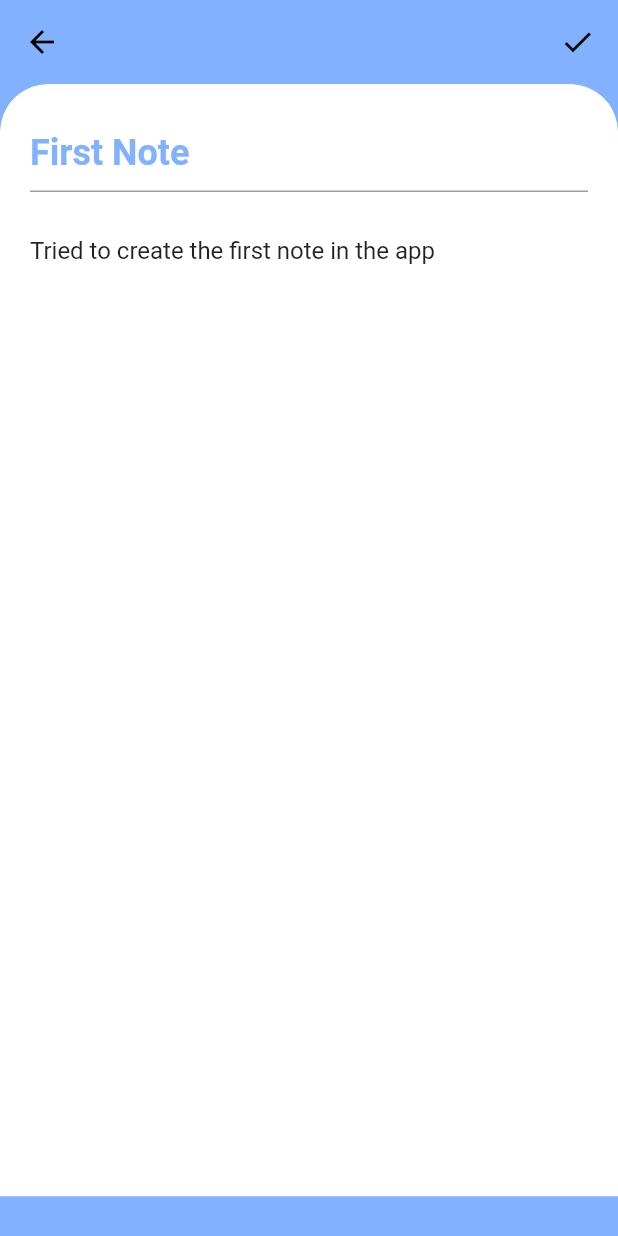
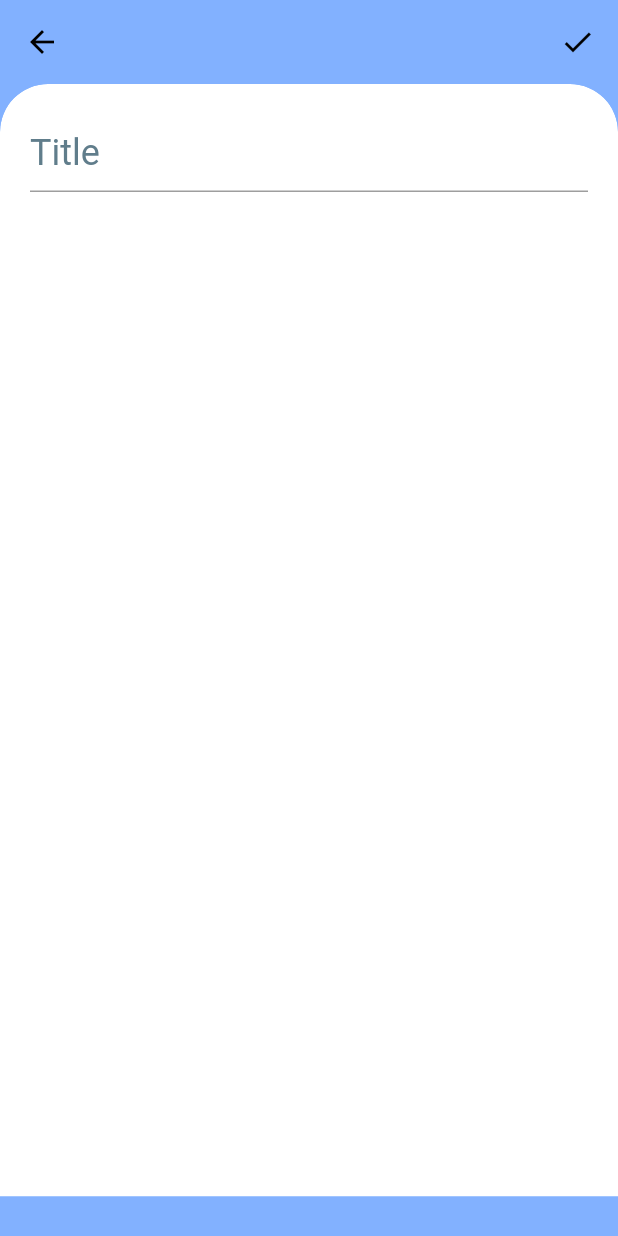
Before and after one commit to amitsindoliya/copyio, a Flutter app: the screen it shows after launch, after a tap on "First Note", on a phone screen of 412 x 824 dp. Run offline on Flutter 3.47's test engine with Material 2 defaults, Android fonts, the phone set to English and light mode, and no system bars.

Commit message:
adding new notes work --without provider

```diff
--- a/copyio/lib/dummy_data.dart
+++ b/copyio/lib/dummy_data.dart
@@ -1,7 +1,7 @@
 import 'package:flutter/material.dart';
 import './models/notes.dart';
 
-final notes = [
+List<Notes> notes = [
   Notes(
       id: '10',
       title: 'First Note',
@@ -9,7 +9,8 @@ final notes = [
   Notes(
       id: '11',
       title: 'First Note123',
-      body: 'Tried to create the first note in the app ddddddd Tried to create the first note in the app ddddddd Tried to create the first note in the app dddddddTried to create the first note in the app dddddddTried to create the first note in the app dddddddTried to create the first note in the app dddddddTried to create the first note in the app dddddddTried to create the first note in the app dddddddTried to create the first note in the app dddddddTried to create the first note in the app dddddddTried to create the first note in the app dddddddTried to create the first note in the app dddddddTried to create the first note in the app dddddddTried to create the first note in the app dddddddTried to create the first note in the app dddddddTried to create the first note in the app dddddddTried to create the first note in the app ddddddd'),
+      body:
+          'Tried to create the first note in the app ddddddd Tried to create the first note in the app ddddddd Tried to create the first note in the app dddddddTried to create the first note in the app dddddddTried to create the first note in the app dddddddTried to create the first note in the app dddddddTried to create the first note in the app dddddddTried to create the first note in the app dddddddTried to create the first note in the app dddddddTried to create the first note in the app dddddddTried to create the first note in the app dddddddTried to create the first note in the app dddddddTried to create the first note in the app dddddddTried to create the first note in the app dddddddTried to create the first note in the app dddddddTried to create the first note in the app dddddddTried to create the first note in the app ddddddd'),
   Notes(
       id: '12',
       title: 'First Note789',
--- a/copyio/lib/notes_detail.dart
+++ b/copyio/lib/notes_detail.dart
@@ -1,3 +1,5 @@
+import 'package:copyio/dummy_data.dart';
+import 'package:copyio/models/notes.dart';
 import 'package:flutter/material.dart';
 
 class NotesDetail extends StatefulWidget {
@@ -13,22 +15,38 @@ class NotesDetail extends StatefulWidget {
 }
 
 class _NotesDetailState extends State<NotesDetail> {
+  final _fkey = GlobalKey<FormState>();
+  var _sampleNote = Notes(
+    id: '',
+    title: '',
+    body: '',
+  );
+  void _saveForm() {
+    _fkey.currentState.save();
+    notes.add(_sampleNote);
+    Navigator.of(context).pop();
+  }
+
   @override
   Widget build(BuildContext context) {
-    TextEditingController _titlecontroller;
-    TextEditingController _bodyController;
-    _titlecontroller = new TextEditingController();
-    _bodyController = new TextEditingController();
-    _titlecontroller.text = widget.title;
-    _bodyController.text = widget.body;
+    // TextEditingController _titlecontroller;
+    // TextEditingController _bodyController;
+    // _titlecontroller = new TextEditingController();
+    // _bodyController = new TextEditingController();
+    // _titlecontroller.text = widget.title;
+    // _bodyController.text = widget.body;
 
+    // Key k1 = GlobalKey();
     return Scaffold(
       appBar: AppBar(
         elevation: 0.0,
         actions: [
-          Padding(
+          InkWell(
+            onTap: _saveForm,
+            child: Padding(
               padding: EdgeInsets.only(right: 15.0),
               child: Icon(Icons.check),
+            ),
           ),
         ],
       ),
@@ -55,12 +73,15 @@ class _NotesDetailState extends State<NotesDetail> {
                         topRight: Radius.circular(32.0),
                       ),
                     ),
+                    child: Form(
+                      key: _fkey,
                       child: Column(
                         crossAxisAlignment: CrossAxisAlignment.start,
                         children: [
-                        TextField(
-                          controller: _titlecontroller,
+                          TextFormField(
+                            // controller: _titlecontroller,
                             // title,
+                            // key: k1,
                             style: TextStyle(
                               color: Theme.of(context).primaryColor,
                               fontSize: 24.0,
@@ -72,17 +93,25 @@ class _NotesDetailState extends State<NotesDetail> {
                               hintStyle: TextStyle(
                                 fontWeight: FontWeight.normal,
                                 color: Colors.blueGrey,
-                              )),
+                              ),
+                            ),
+                            onSaved: (text) {
+                              _sampleNote = Notes(
+                                id: DateTime.now().toString(),
+                                title: text,
+                                body: _sampleNote.body,
+                              );
+                            },
                           ),
                           SizedBox(
                             height: 15.0,
                           ),
                           Expanded(
-                          child: TextField(
+                            child: TextFormField(
                               keyboardType: TextInputType.multiline,
                               maxLines: null,
                               // autofocus: true,
-                            controller: _bodyController,
+                              // controller: _bodyController,
                               style: TextStyle(
                                 fontSize: 16.0,
                               ),
@@ -90,9 +119,17 @@ class _NotesDetailState extends State<NotesDetail> {
                                 border: InputBorder.none,
                                 // hintText: 'body',
                               ),
+                              onSaved: (text) {
+                                _sampleNote = Notes(
+                                  id: _sampleNote.id,
+                                  title: _sampleNote.title,
+                                  body: text,
+                                );
+                              },
                             ),
                           )
                         ],
+                      ),
                     ),
                   ),
                 ),
```
Lines whose indentation alone changed are shown as unchanged.
